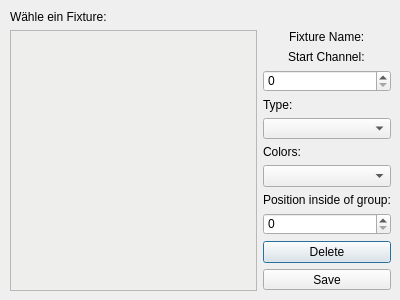
First picture: the form in src/ui/edit_fixture_dialog.ui, repository Lenium37/SigLight, before the edit.
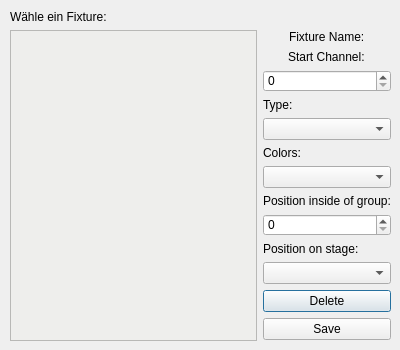
Second picture: the form after the edit.

Commit message: added functionality to position fixtures left or right on stage

Diff of the .ui file:
```diff
--- a/src/ui/edit_fixture_dialog.ui
+++ b/src/ui/edit_fixture_dialog.ui
@@ -7,7 +7,7 @@
     <x>0</x>
     <y>0</y>
     <width>400</width>
-    <height>300</height>
+    <height>350</height>
    </rect>
   </property>
   <property name="windowTitle">
@@ -19,7 +19,7 @@
      <x>10</x>
      <y>10</y>
      <width>381</width>
-     <height>281</height>
+     <height>331</height>
     </rect>
    </property>
    <layout class="QGridLayout" name="gridLayout">
@@ -174,6 +174,31 @@
       <item>
        <widget class="QSpinBox" name="sB_position_inside_group"/>
       </item>
+      <item alignment="Qt::AlignBottom">
+       <widget class="QLabel" name="l_moving_head_position">
+        <property name="sizePolicy">
+         <sizepolicy hsizetype="Preferred" vsizetype="Preferred">
+          <horstretch>0</horstretch>
+          <verstretch>0</verstretch>
+         </sizepolicy>
+        </property>
+        <property name="layoutDirection">
+         <enum>Qt::LeftToRight</enum>
+        </property>
+        <property name="autoFillBackground">
+         <bool>false</bool>
+        </property>
+        <property name="styleSheet">
+         <string notr="true"/>
+        </property>
+        <property name="text">
+         <string>Position on stage:</string>
+        </property>
+       </widget>
+      </item>
+      <item>
+       <widget class="QComboBox" name="cB_moving_head_position"/>
+      </item>
       <item>
        <widget class="QPushButton" name="pB_delete_fixture">
         <property name="text">
```
The commit also changes 13 other files.
